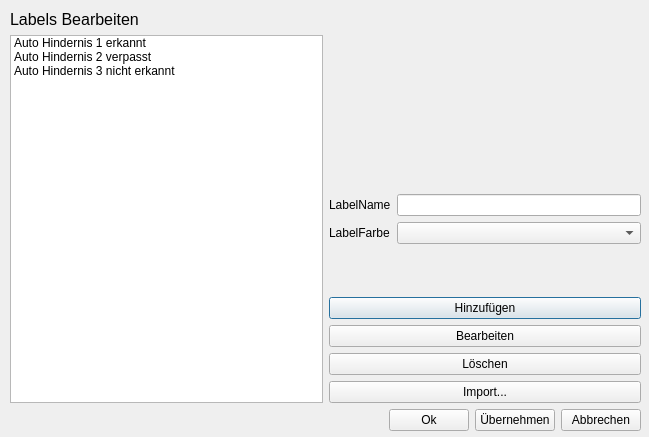
This is ui/LabelEdit.ui in DanCuprum/SHPS as Qt 5 draws it before an edit. The edited form follows.
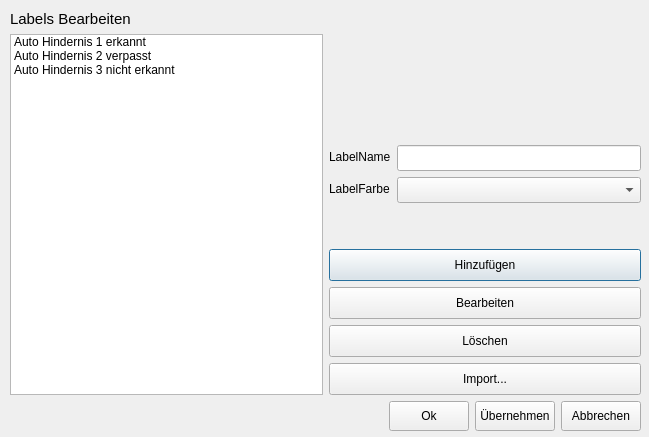
This is the edited form.

Commit message: minor layout adaptions

```diff
--- a/ui/LabelEdit.ui
+++ b/ui/LabelEdit.ui
@@ -28,7 +28,7 @@
       <property name="font">
        <font>
         <family>Segoe UI</family>
-        <pointsize>12</pointsize>
+        <pointsize>11</pointsize>
         <weight>50</weight>
         <bold>false</bold>
        </font>
@@ -74,7 +74,14 @@
          </widget>
         </item>
         <item row="1" column="1">
-         <widget class="QLineEdit" name="txtLabName"/>
+         <widget class="QLineEdit" name="txtLabName">
+          <property name="minimumSize">
+           <size>
+            <width>0</width>
+            <height>26</height>
+           </size>
+          </property>
+         </widget>
         </item>
         <item row="2" column="0">
          <widget class="QLabel" name="labLabFarbe">
@@ -89,7 +96,14 @@
          </widget>
         </item>
         <item row="2" column="1">
-         <widget class="QComboBox" name="cmbLabFarbe"/>
+         <widget class="QComboBox" name="cmbLabFarbe">
+          <property name="minimumSize">
+           <size>
+            <width>0</width>
+            <height>26</height>
+           </size>
+          </property>
+         </widget>
         </item>
         <item row="4" column="0" colspan="2">
          <layout class="QVBoxLayout" name="verticalLayout">
@@ -108,6 +122,12 @@
           </item>
           <item>
            <widget class="QPushButton" name="btnLabAdd">
+            <property name="minimumSize">
+             <size>
+              <width>0</width>
+              <height>32</height>
+             </size>
+            </property>
             <property name="font">
              <font>
               <pointsize>9</pointsize>
@@ -120,6 +140,12 @@
           </item>
           <item>
            <widget class="QPushButton" name="btnLabEdit">
+            <property name="minimumSize">
+             <size>
+              <width>0</width>
+              <height>32</height>
+             </size>
+            </property>
             <property name="font">
              <font>
               <pointsize>9</pointsize>
@@ -132,6 +158,12 @@
           </item>
           <item>
            <widget class="QPushButton" name="btnLabDelete">
+            <property name="minimumSize">
+             <size>
+              <width>0</width>
+              <height>32</height>
+             </size>
+            </property>
             <property name="font">
              <font>
               <pointsize>9</pointsize>
@@ -144,6 +176,12 @@
           </item>
           <item>
            <widget class="QPushButton" name="btnLabImport">
+            <property name="minimumSize">
+             <size>
+              <width>0</width>
+              <height>32</height>
+             </size>
+            </property>
             <property name="font">
              <font>
               <pointsize>9</pointsize>
@@ -190,6 +228,12 @@
       </item>
       <item>
        <widget class="QPushButton" name="btnOk">
+        <property name="minimumSize">
+         <size>
+          <width>0</width>
+          <height>30</height>
+         </size>
+        </property>
         <property name="font">
          <font>
           <pointsize>9</pointsize>
@@ -202,6 +246,12 @@
       </item>
       <item>
        <widget class="QPushButton" name="btnApply">
+        <property name="minimumSize">
+         <size>
+          <width>0</width>
+          <height>30</height>
+         </size>
+        </property>
         <property name="font">
          <font>
           <pointsize>9</pointsize>
@@ -214,6 +264,12 @@
       </item>
       <item>
        <widget class="QPushButton" name="btnCancel">
+        <property name="minimumSize">
+         <size>
+          <width>0</width>
+          <height>30</height>
+         </size>
+        </property>
         <property name="font">
          <font>
           <pointsize>9</pointsize>
```
The commit also changes 1 other file.
